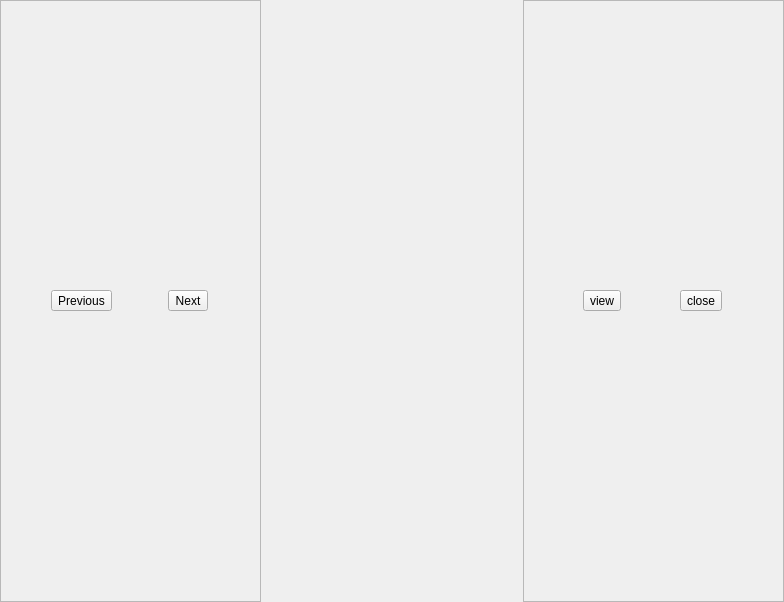
Above: src/libskribisto-common/src/view.ui from jacquetc/skribisto before the change. Below: the same form after it.
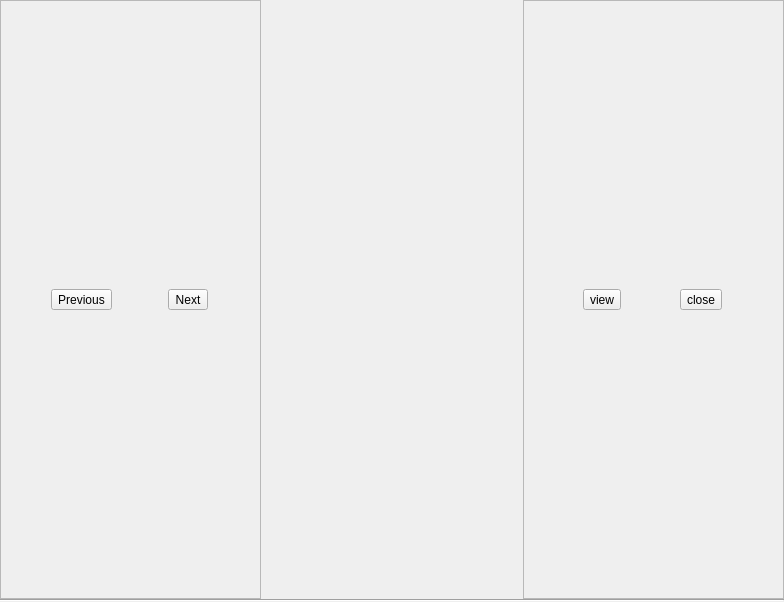
That is the form after the change. Icons and pictures are not drawn.

```diff
--- a/src/libskribisto-common/src/view.ui
+++ b/src/libskribisto-common/src/view.ui
@@ -16,7 +16,10 @@
     <height>200</height>
    </size>
   </property>
-  <layout class="QVBoxLayout" name="verticalLayout" stretch="0,1">
+  <property name="autoFillBackground">
+   <bool>true</bool>
+  </property>
+  <layout class="QVBoxLayout" name="verticalLayout" stretch="0,0,1">
    <property name="spacing">
     <number>0</number>
    </property>
@@ -147,7 +150,14 @@
     </layout>
    </item>
    <item>
-    <layout class="QVBoxLayout" name="centralLayout" stretch=""/>
+    <widget class="Line" name="line">
+     <property name="orientation">
+      <enum>Qt::Horizontal</enum>
+     </property>
+    </widget>
+   </item>
+   <item>
+    <layout class="QVBoxLayout" name="centralLayout"/>
    </item>
   </layout>
  </widget>
```
